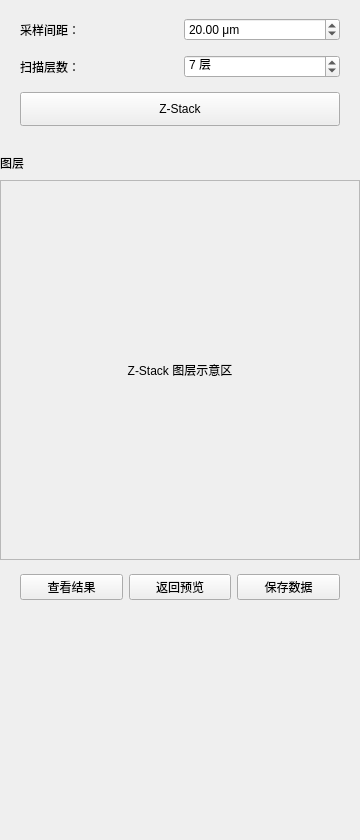
First picture: the form in ZStackSettingPage.ui, repository AngelaBowerspe/LiveCell, before the edit.
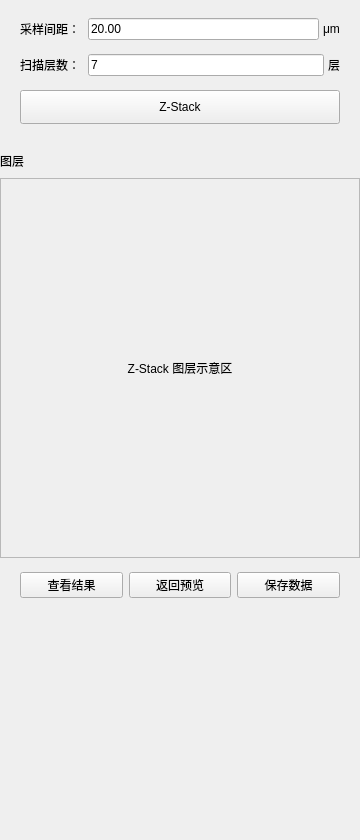
Second picture: the form after the edit.

Commit message: Add Z-Stack view interfaces

The edit to the form file:
```diff
--- a/ZStackSettingPage.ui
+++ b/ZStackSettingPage.ui
@@ -55,20 +55,31 @@
        </widget>
       </item>
       <item row="0" column="1">
-       <widget class="QDoubleSpinBox" name="doubleSpinStepDistance">
-        <property name="suffix">
-         <string> μm</string>
+       <layout class="QHBoxLayout" name="stepDistanceValueLayout">
+        <property name="spacing">
+         <number>4</number>
         </property>
-        <property name="minimum">
-         <double>0.100000000000000</double>
-        </property>
-        <property name="maximum">
-         <double>9999.000000000000000</double>
-        </property>
-        <property name="value">
-         <double>20.000000000000000</double>
-        </property>
-       </widget>
+        <item>
+         <widget class="QLineEdit" name="lineEditStepDistance">
+          <property name="minimumSize">
+           <size>
+            <width>120</width>
+            <height>0</height>
+           </size>
+          </property>
+          <property name="text">
+           <string>20.00</string>
+          </property>
+         </widget>
+        </item>
+        <item>
+         <widget class="QLabel" name="labelStepDistanceUnit">
+          <property name="text">
+           <string>μm</string>
+          </property>
+         </widget>
+        </item>
+       </layout>
       </item>
       <item row="1" column="0">
        <widget class="QLabel" name="labelScanLayerCount">
@@ -78,20 +89,31 @@
        </widget>
       </item>
       <item row="1" column="1">
-       <widget class="QSpinBox" name="spinScanLayerCount">
-        <property name="minimum">
-         <number>1</number>
+       <layout class="QHBoxLayout" name="scanLayerCountValueLayout">
+        <property name="spacing">
+         <number>4</number>
         </property>
-        <property name="maximum">
-         <number>1000</number>
-        </property>
-        <property name="value">
-         <number>7</number>
-        </property>
-        <property name="suffix">
-         <string> 层</string>
-        </property>
-       </widget>
+        <item>
+         <widget class="QLineEdit" name="lineEditScanLayerCount">
+          <property name="minimumSize">
+           <size>
+            <width>120</width>
+            <height>0</height>
+           </size>
+          </property>
+          <property name="text">
+           <string>7</string>
+          </property>
+         </widget>
+        </item>
+        <item>
+         <widget class="QLabel" name="labelScanLayerCountUnit">
+          <property name="text">
+           <string>层</string>
+          </property>
+         </widget>
+        </item>
+       </layout>
       </item>
       <item row="2" column="0" colspan="2">
        <widget class="QPushButton" name="buttonStartZStack">
```
The commit also changes 4 other files.
